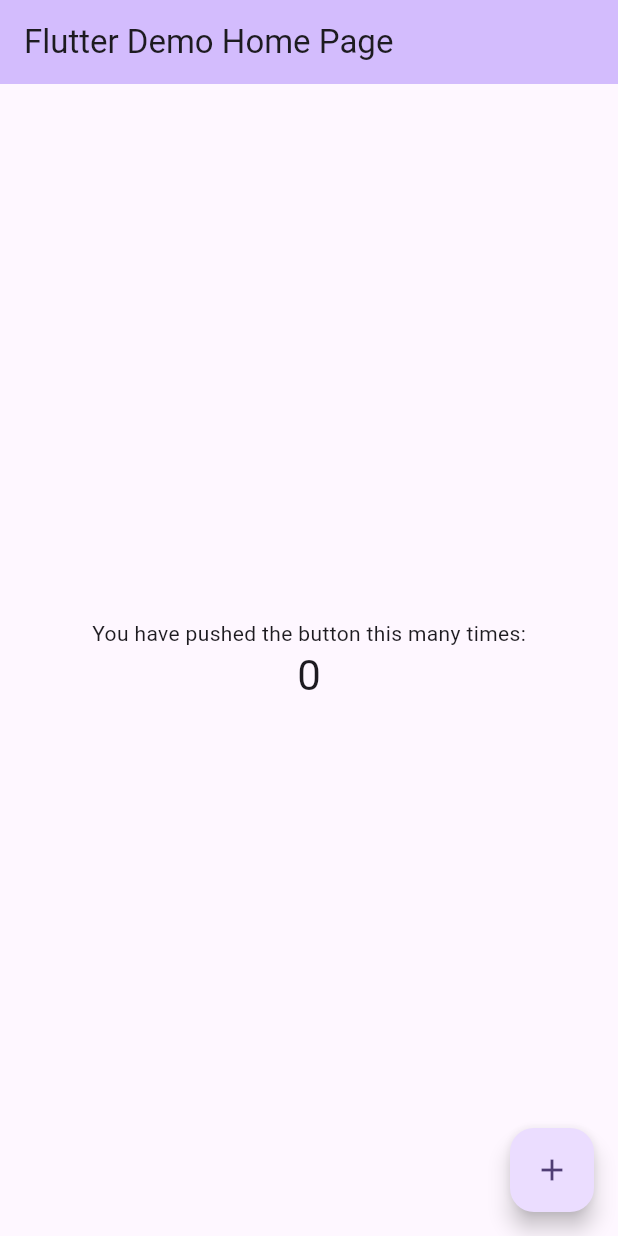
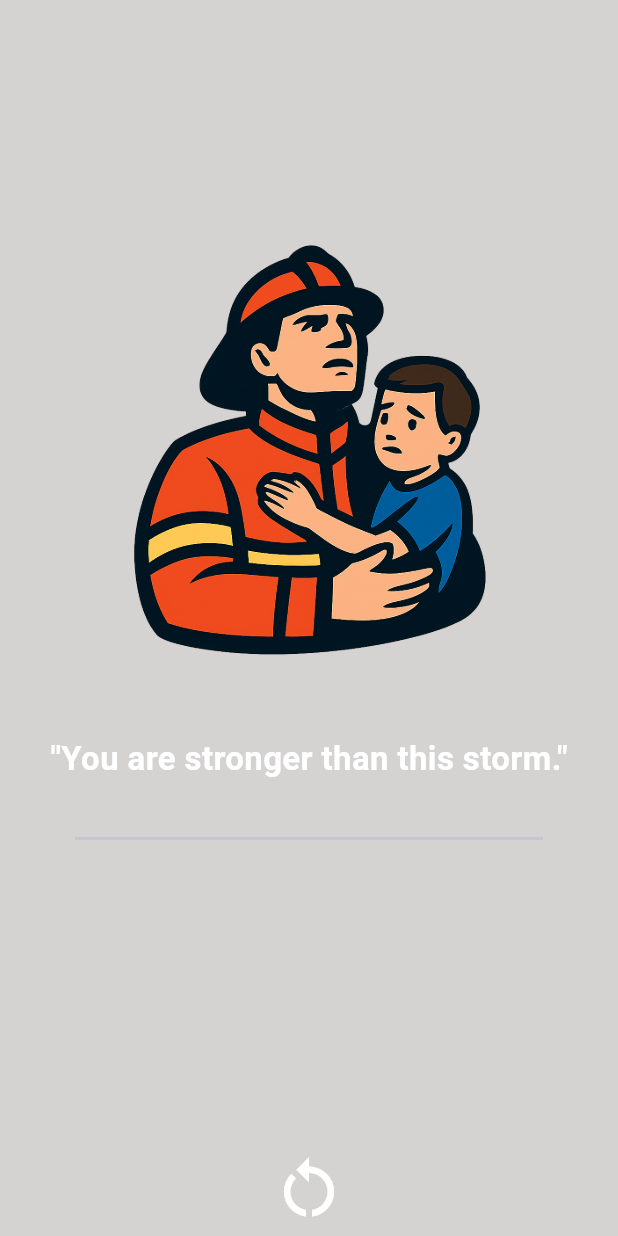
Before and after one commit to nileshkumar-777/disaster_management, a Flutter app: the first screen one second after launch, on a phone screen of 412 x 824 dp. Run offline on Flutter 3.47's test engine with Material 3 defaults, Android fonts, the phone set to English and light mode, and no system bars.

Commit message:
Created loading screen withbasic main screen

```diff
--- /dev/null
+++ b/lib/loading.dart
@@ -0,0 +1,54 @@
+import 'package:flutter/material.dart';
+
+
+class LoadingScreen extends StatelessWidget {
+
+  const LoadingScreen({super.key});
+  @override
+  Widget build(BuildContext context) {
+    return MaterialApp(
+      home: Scaffold(
+        backgroundColor: const Color.fromARGB(60, 78, 63, 63),
+        body: Column(
+
+          children: [
+            SizedBox(height: 150), // Controls the vertical position
+            Row(
+              children: [
+                SizedBox(width: 55,),
+                Image.asset(
+                  'assets/saving.png',
+                  height: 300,
+                ),
+              ],
+
+            ),
+            SizedBox(height: 40,),
+            Text('"You are stronger than this storm."',
+            style: TextStyle(
+              color: Colors.white,
+              fontSize:22 ,
+              fontWeight: FontWeight.bold
+
+            ),
+
+            ),
+            SizedBox(height: 30,),
+            Divider(
+              thickness: 2,
+              indent:50 ,
+              endIndent: 50,
+            ),
+            SizedBox(height: 200,),
+            Icon(
+              Icons.restart_alt,
+              size: 50,
+              color: Colors.white,
+            )
+
+          ],
+        ),
+      ),
+    );
+  }
+}
--- /dev/null
+++ b/lib/login.dart
@@ -0,0 +1,17 @@
+import 'package:flutter/material.dart';
+
+class MainScreen extends StatelessWidget {
+  const MainScreen({super.key});
+
+  @override
+  Widget build(BuildContext context) {
+    return Scaffold(
+      body: Center(
+        child: Text(
+          'Hello',
+          style: TextStyle(fontSize: 24),
+        ),
+      ),
+    );
+  }
+}
--- a/lib/main.dart
+++ b/lib/main.dart
@@ -1,122 +1,36 @@
 import 'package:flutter/material.dart';
+import 'package:safe_app/loading.dart';
+import 'package:safe_app/login.dart';
 
 void main() {
   runApp(const MyApp());
 }
 
-class MyApp extends StatelessWidget {
+class MyApp extends StatefulWidget {
   const MyApp({super.key});
 
-  // This widget is the root of your application.
   @override
-  Widget build(BuildContext context) {
-    return MaterialApp(
-      title: 'Flutter Demo',
-      theme: ThemeData(
-        // This is the theme of your application.
-        //
-        // TRY THIS: Try running your application with "flutter run". You'll see
-        // the application has a purple toolbar. Then, without quitting the app,
-        // try changing the seedColor in the colorScheme below to Colors.green
-        // and then invoke "hot reload" (save your changes or press the "hot
-        // reload" button in a Flutter-supported IDE, or press "r" if you used
-        // the command line to start the app).
-        //
-        // Notice that the counter didn't reset back to zero; the application
-        // state is not lost during the reload. To reset the state, use hot
-        // restart instead.
-        //
-        // This works for code too, not just values: Most code changes can be
-        // tested with just a hot reload.
-        colorScheme: ColorScheme.fromSeed(seedColor: Colors.deepPurple),
-      ),
-      home: const MyHomePage(title: 'Flutter Demo Home Page'),
-    );
-  }
+  State<MyApp> createState() => _MyAppState();
 }
 
-class MyHomePage extends StatefulWidget {
-  const MyHomePage({super.key, required this.title});
-
-  // This widget is the home page of your application. It is stateful, meaning
-  // that it has a State object (defined below) that contains fields that affect
-  // how it looks.
-
-  // This class is the configuration for the state. It holds the values (in this
-  // case the title) provided by the parent (in this case the App widget) and
-  // used by the build method of the State. Fields in a Widget subclass are
-  // always marked "final".
-
-  final String title;
+class _MyAppState extends State<MyApp> {
+  bool _isLoading = true;
 
   @override
-  State<MyHomePage> createState() => _MyHomePageState();
-}
-
-class _MyHomePageState extends State<MyHomePage> {
-  int _counter = 0;
-
-  void _incrementCounter() {
-    setState(() {
-      // This call to setState tells the Flutter framework that something has
-      // changed in this State, which causes it to rerun the build method below
-      // so that the display can reflect the updated values. If we changed
-      // _counter without calling setState(), then the build method would not be
-      // called again, and so nothing would appear to happen.
-      _counter++;
+  void initState() {
+    super.initState();
+    Future.delayed(const Duration(seconds: 3), () {
+      setState(() {
+        _isLoading = false;
+      });
     });
   }
 
   @override
   Widget build(BuildContext context) {
-    // This method is rerun every time setState is called, for instance as done
-    // by the _incrementCounter method above.
-    //
-    // The Flutter framework has been optimized to make rerunning build methods
-    // fast, so that you can just rebuild anything that needs updating rather
-    // than having to individually change instances of widgets.
-    return Scaffold(
-      appBar: AppBar(
-        // TRY THIS: Try changing the color here to a specific color (to
-        // Colors.amber, perhaps?) and trigger a hot reload to see the AppBar
-        // change color while the other colors stay the same.
-        backgroundColor: Theme.of(context).colorScheme.inversePrimary,
-        // Here we take the value from the MyHomePage object that was created by
-        // the App.build method, and use it to set our appbar title.
-        title: Text(widget.title),
-      ),
-      body: Center(
-        // Center is a layout widget. It takes a single child and positions it
-        // in the middle of the parent.
-        child: Column(
-          // Column is also a layout widget. It takes a list of children and
-          // arranges them vertically. By default, it sizes itself to fit its
-          // children horizontally, and tries to be as tall as its parent.
-          //
-          // Column has various properties to control how it sizes itself and
-          // how it positions its children. Here we use mainAxisAlignment to
-          // center the children vertically; the main axis here is the vertical
-          // axis because Columns are vertical (the cross axis would be
-          // horizontal).
-          //
-          // TRY THIS: Invoke "debug painting" (choose the "Toggle Debug Paint"
-          // action in the IDE, or press "p" in the console), to see the
-          // wireframe for each widget.
-          mainAxisAlignment: MainAxisAlignment.center,
-          children: <Widget>[
-            const Text('You have pushed the button this many times:'),
-            Text(
-              '$_counter',
-              style: Theme.of(context).textTheme.headlineMedium,
-            ),
-          ],
-        ),
-      ),
-      floatingActionButton: FloatingActionButton(
-        onPressed: _incrementCounter,
-        tooltip: 'Increment',
-        child: const Icon(Icons.add),
-      ), // This trailing comma makes auto-formatting nicer for build methods.
+    return MaterialApp(
+      debugShowCheckedModeBanner: false,
+      home: _isLoading ? const LoadingScreen() : MainScreen(),
     );
   }
 }
--- a/pubspec.yaml
+++ b/pubspec.yaml
@@ -58,9 +58,9 @@ flutter:
   uses-material-design: true
 
   # To add assets to your application, add an assets section, like this:
-  # assets:
-  #   - images/a_dot_burr.jpeg
-  #   - images/a_dot_ham.jpeg
+  assets:
+    - assets/logo.png
+    - assets/saving.png
 
   # An image asset can refer to one or more resolution-specific "variants", see
   # https://flutter.dev/to/resolution-aware-images
```
Also changed, not shown: assets/background.png (added), assets/logo.png (added), assets/saving.png (added).
